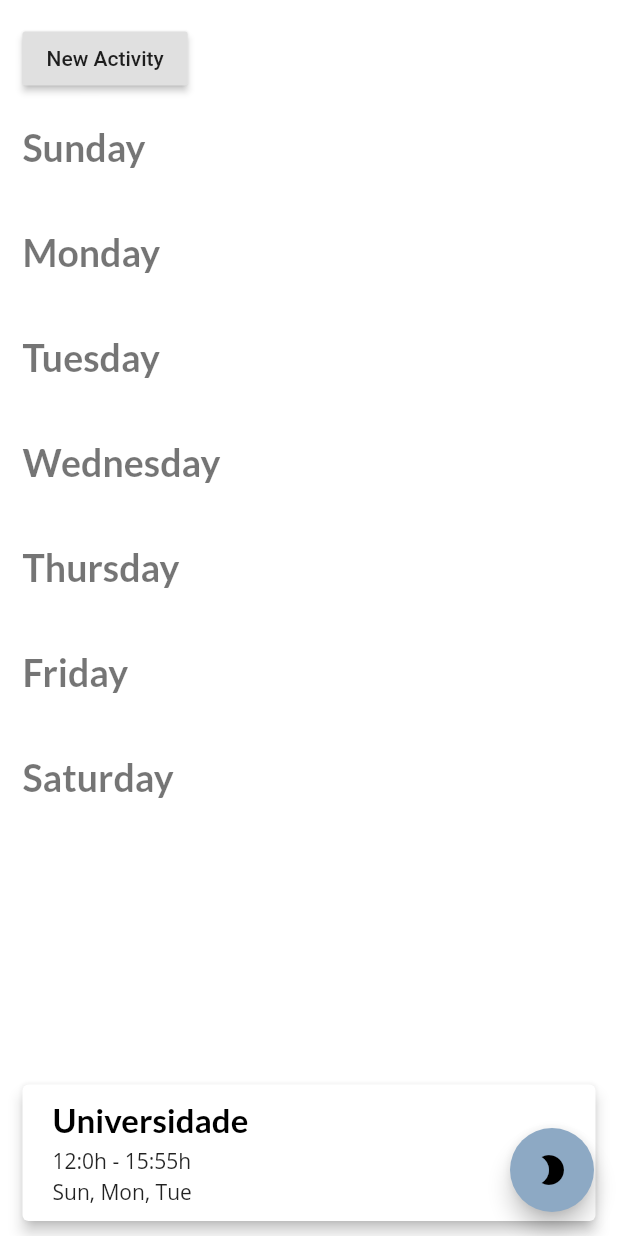
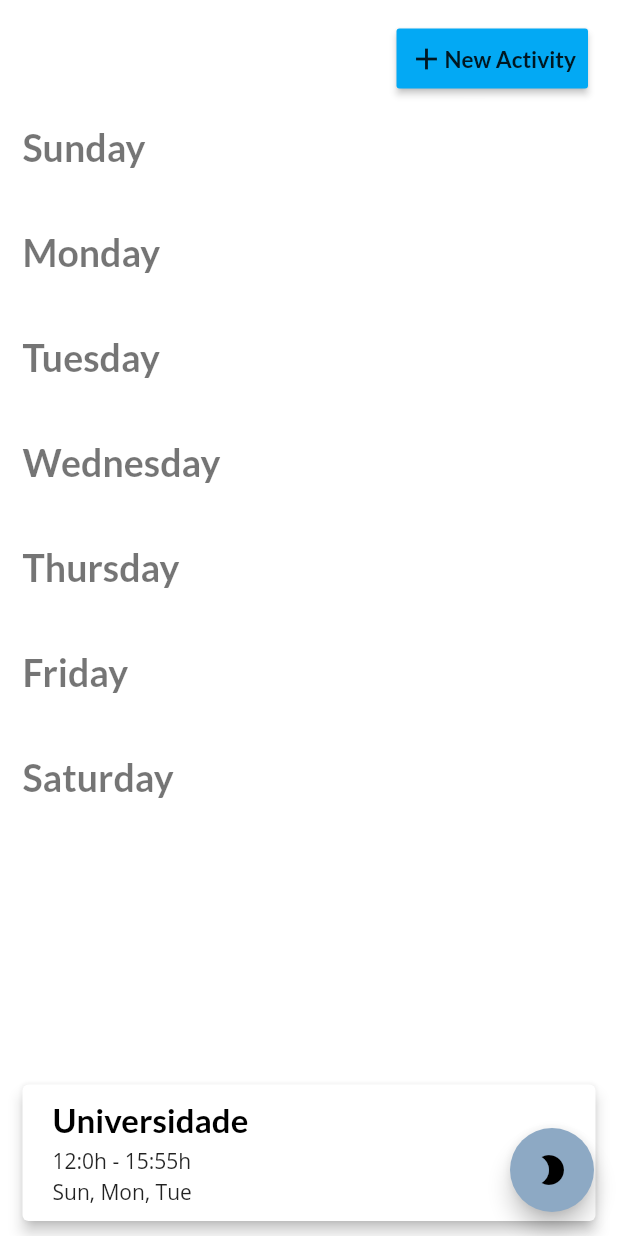
Before and after one commit to GustavoHen12/Elul, a Flutter app: the screen it shows after launch, on a phone screen of 412 x 824 dp. Run offline on Flutter 3.47's test engine with Material 2 defaults, Android fonts, the phone set to English and light mode, and no system bars; our stand-ins replace flutter_mobx, google_fonts, hive, mobx, shared_preferences; missing offline and left inert: bloc_pattern; accounts and stored records are empty; generated files the repository leaves out were written again.

Commit message:
comeca card de rotina

```diff
--- a/lib/screens/routine_dashboard/routine_page.dart
+++ b/lib/screens/routine_dashboard/routine_page.dart
@@ -90,13 +90,17 @@ class _RoutinePageState extends State<RoutinePage> {
   Widget _buildTop()
   {
     return new Container(
-      alignment: Alignment.bottomLeft,
-      margin: EdgeInsets.only(top:15, left: 15),
+      alignment: Alignment.bottomRight,
+      margin: EdgeInsets.only(top:15, right: 20),
       child: RaisedButton(
+        padding: EdgeInsets.all(8),
         onPressed: (){},
         child:
-          Text("New Activity")
-      , )
+          Row( mainAxisSize: MainAxisSize.min,
+            children:[
+            Icon(Icons.add),
+            Text("New Activity")
+      , ]))
     );
   }
 }
--- a/lib/themes/theme_services.dart
+++ b/lib/themes/theme_services.dart
@@ -9,7 +9,7 @@ class ThemeService {
   IThemeRepository _themeRepository;
 
   ThemeData get lightTheme => ThemeData(
-
+        buttonColor: Colors.lightBlue,
         primarySwatch: Colors.lightBlue,
         accentColor: Color.fromARGB(255, 141, 169, 196),
         brightness: Brightness.light,
@@ -25,13 +25,16 @@ class ThemeService {
           bodyText2: TextStyle(fontFamily: "OpenSans"),
           //SUBTITLE(OpenSans)
           subtitle1: TextStyle(fontFamily: "OpenSans"),
+          //BUTTOM (Lato)
+          button: TextStyle(fontFamily: "Lato", fontWeight: FontWeight.w700, fontSize: 15),
 
         )
       );
 
   ThemeData get darkTheme => ThemeData(
+        buttonColor: Colors.white70,
         primarySwatch: Colors.lightBlue,
-        accentColor: Colors.lightBlueAccent,
+        accentColor: Color.fromARGB(255, 141, 169, 196),
         brightness: Brightness.dark,
         visualDensity: VisualDensity.adaptivePlatformDensity,
 
@@ -44,6 +47,8 @@ class ThemeService {
           bodyText2: TextStyle(fontFamily: "OpenSans"),
           //SUBTITLE(OpenSans)
           subtitle1: TextStyle(fontFamily: "OpenSans", fontWeight: FontWeight.w800),
+
+          button: TextStyle(fontFamily: "Lato", fontWeight: FontWeight.w700, fontSize: 15),
         )
       );
 
```
